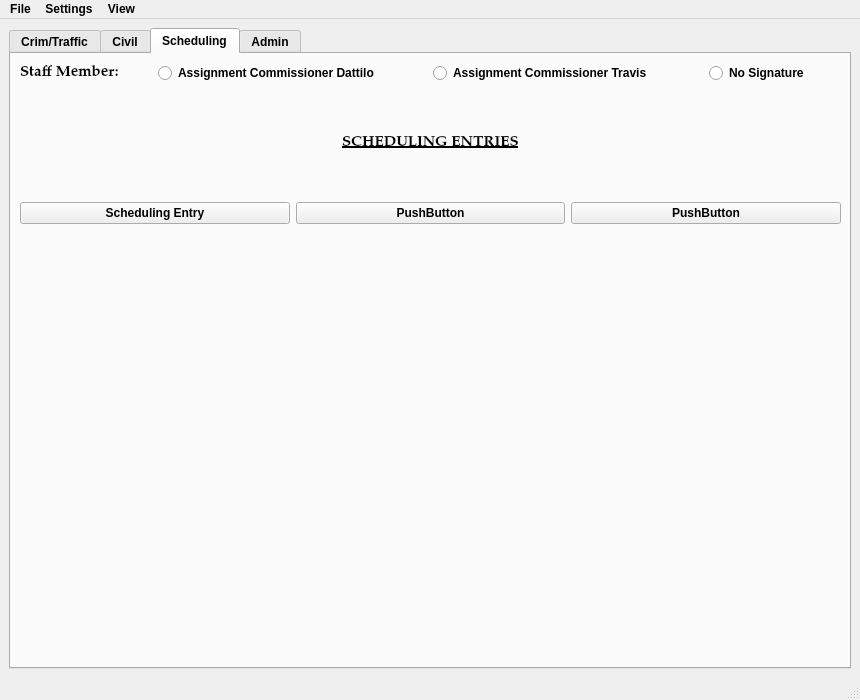
Before: the Qt Designer form package/views/ui/MainWindow.ui in HunterProgram22/MuniEntry, drawn with Qt 5.
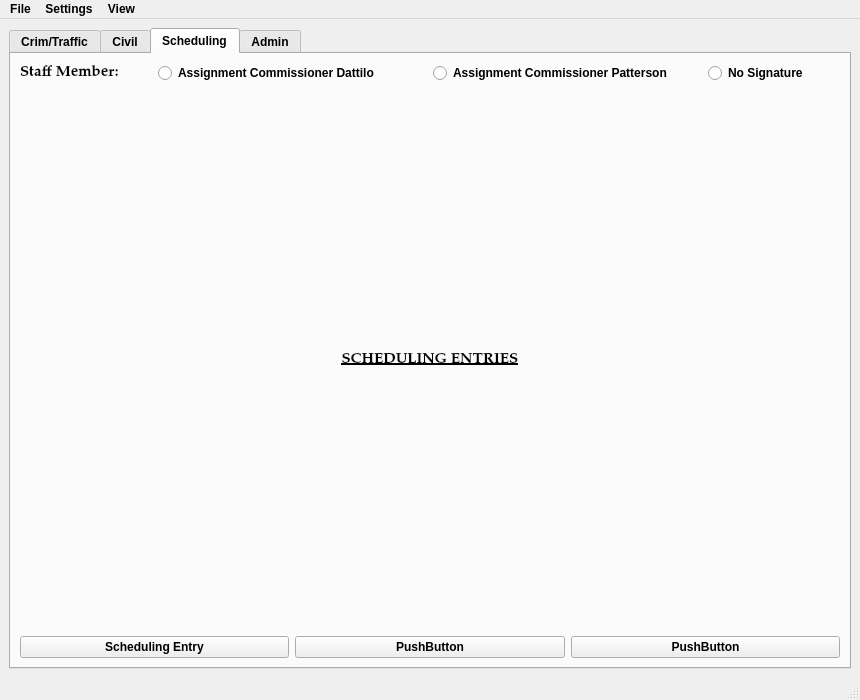
After: the same form once the commit is applied.

Commit message: Scheduling Entry Dialog opening.

Diff of the .ui file:
```diff
--- a/package/views/ui/MainWindow.ui
+++ b/package/views/ui/MainWindow.ui
@@ -559,15 +559,8 @@
        <attribute name="title">
         <string>Scheduling</string>
        </attribute>
-       <widget class="QWidget" name="">
-        <property name="geometry">
-         <rect>
-          <x>9</x>
-          <y>9</y>
-          <width>821</width>
-          <height>161</height>
-         </rect>
-        </property>
+       <layout class="QGridLayout" name="gridLayout_5">
+        <item row="0" column="0">
         <layout class="QGridLayout" name="gridLayout_8">
          <item row="0" column="0">
           <widget class="QLabel" name="label_15">
@@ -595,7 +588,7 @@
          <item row="0" column="3" colspan="2">
           <widget class="QRadioButton" name="radioButton_15">
            <property name="text">
-            <string>Assignment Commissioner Travis</string>
+             <string>Assignment Commissioner Patterson</string>
            </property>
           </widget>
          </item>
@@ -648,7 +641,8 @@
           </widget>
          </item>
         </layout>
-       </widget>
+        </item>
+       </layout>
       </widget>
       <widget class="QWidget" name="adminTab">
        <attribute name="title">
```
Left out of the diff: 4 changed lines with no effect on the pictures. Lines whose indentation alone changed are shown as unchanged. The commit also changes 7 other files.
